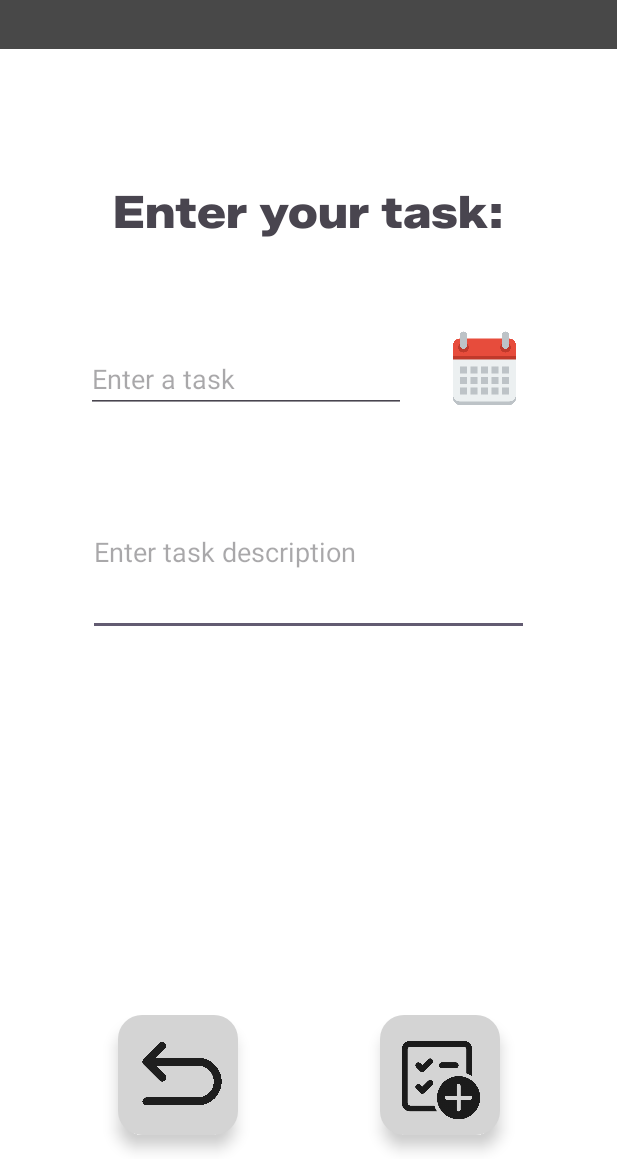
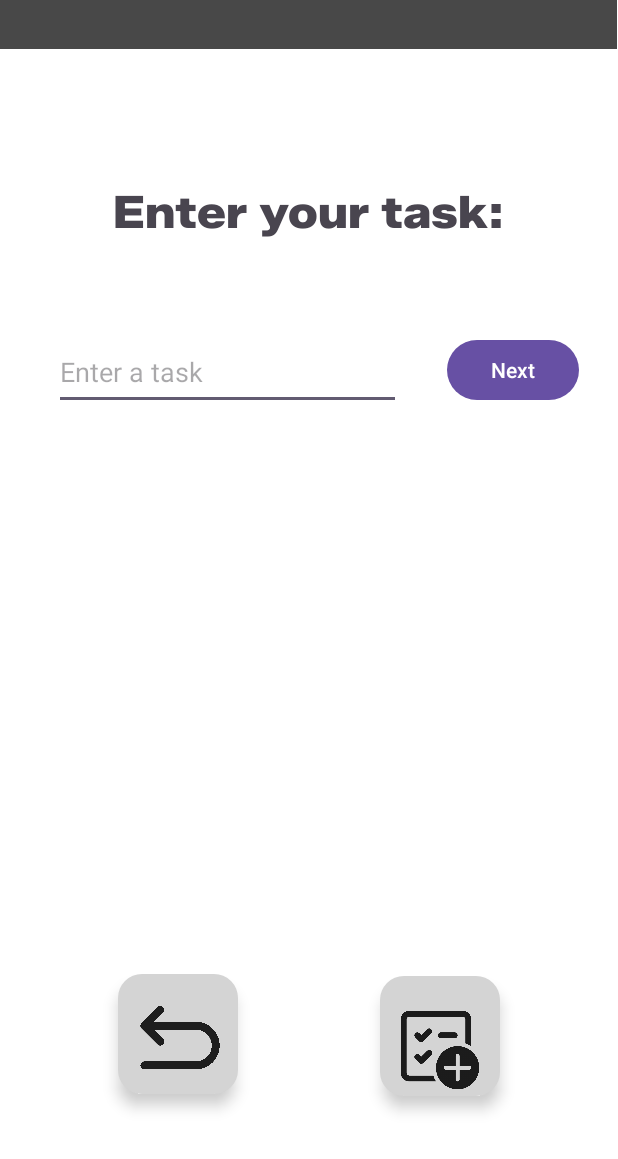
Before and after one commit to devlabsmobile98-ops/lab2_hitlist, an Android app: the NewTask screen opened directly, with no data from a screen before it, on a phone screen of 412 x 824 dp, the part 77-1236 px from its top. Run offline under Robolectric (Android 15) with nearby library versions, the phone set to English and light mode, and no system bars.

Commit message:
newTask page

```diff
--- a/app/src/main/java/com/example/hitlist/NewTask.kt
+++ b/app/src/main/java/com/example/hitlist/NewTask.kt
@@ -9,8 +9,12 @@ import androidx.core.view.WindowInsetsCompat
 import com.google.android.material.floatingactionbutton.FloatingActionButton
 import java.util.Calendar
 import android.app.DatePickerDialog
+import android.view.View
 import android.widget.ImageView
 import android.widget.TextView
+import android.widget.Button
+import android.widget.EditText
+import android.widget.Toast
 
 class NewTask : AppCompatActivity() {
     override fun onCreate(savedInstanceState: Bundle?) {
@@ -25,6 +29,11 @@ class NewTask : AppCompatActivity() {
 
         // Back Button to Homepage
         val fab3: FloatingActionButton = findViewById(R.id.fab3)
+        val calendarIcon: ImageView=findViewById(R.id.calendarIcon)
+        val buttonNext: Button=findViewById(R.id.buttonNext)
+        val dateShow: TextView=findViewById(R.id.dateShow)
+        val input_task: EditText=findViewById(R.id.input_task)
+        val description_box: EditText=findViewById(R.id.description_box)
 
         fab3.setOnClickListener {
             val intent = Intent(this, Homepage::class.java)
@@ -32,5 +41,37 @@ class NewTask : AppCompatActivity() {
             overridePendingTransition(R.anim.enter_left, R.anim.leave_right)
         }
 
+        buttonNext.setOnClickListener {
+            val task = input_task.text.toString()
+
+            if (task.isNotEmpty()) {
+                description_box.visibility = View.VISIBLE
+                description_box.requestFocus()
+                calendarIcon.visibility= View.VISIBLE
+            } else {
+                Toast.makeText(this, "Please enter a task first", Toast.LENGTH_SHORT).show()
+            }
+            calendarIcon.setOnClickListener {
+                val cal = Calendar.getInstance()
+                val year = cal.get(Calendar.YEAR)
+                val month = cal.get(Calendar.MONTH)
+                val day = cal.get(Calendar.DAY_OF_MONTH)
+
+
+                val datePicker = DatePickerDialog(
+                    this,
+                    { _, selectedYear, selectedMonth, selectedDay ->
+                        val date = "Date selected: $selectedDay/${selectedMonth + 1}/$selectedYear"
+                        dateShow.text = date
+                        dateShow.visibility = View.VISIBLE
+                    },
+                    year,
+                    month,
+                    day
+                )
+                datePicker.show()
+
+        }
+
     }
-        }
+        }}
--- a/app/src/main/res/layout/activity_new_task.xml
+++ b/app/src/main/res/layout/activity_new_task.xml
@@ -6,6 +6,7 @@
     android:layout_width="match_parent"
     android:layout_height="match_parent"
     android:background="@color/white"
+    android:visibility="visible"
     tools:context=".NewTask">
 
     <androidx.appcompat.widget.Toolbar
@@ -45,13 +46,13 @@
         android:id="@+id/fab_icon3"
         android:layout_width="53dp"
         android:layout_height="66dp"
-        android:layout_marginBottom="24dp"
+        android:layout_marginBottom="48dp"
         android:clickable="false"
         android:src="@drawable/back_button"
         android:translationZ="8dp"
         app:layout_constraintBottom_toBottomOf="parent"
         app:layout_constraintEnd_toEndOf="@+id/fab3"
-        app:layout_constraintHorizontal_bias="0.592"
+        app:layout_constraintHorizontal_bias="0.555"
         app:layout_constraintStart_toStartOf="@+id/fab3" />
 
     <com.google.android.material.floatingactionbutton.FloatingActionButton
@@ -60,25 +61,24 @@
         android:layout_height="80dp"
         android:layout_margin="16dp"
         android:layout_marginStart="72dp"
-        android:layout_marginBottom="16dp"
+        android:layout_marginBottom="52dp"
         app:backgroundTint="@color/fab"
         app:layout_constraintBottom_toBottomOf="parent"
         app:layout_constraintEnd_toStartOf="@id/fab4"
         app:layout_constraintStart_toStartOf="parent"
-        app:layout_constraintTop_toBottomOf="@+id/description_box"
-        app:layout_constraintVertical_bias="1.0" />
+        app:layout_constraintTop_toBottomOf="@+id/dateShow"
+        app:layout_constraintVertical_bias="0.834" />
 
     <ImageView
         android:id="@+id/fab_icon4"
         android:layout_width="52dp"
         android:layout_height="57dp"
-        android:layout_marginBottom="24dp"
+        android:layout_marginBottom="44dp"
         android:clickable="false"
         android:src="@drawable/add_task"
         android:translationZ="8dp"
         app:layout_constraintBottom_toBottomOf="parent"
         app:layout_constraintEnd_toEndOf="@+id/fab4"
-        app:layout_constraintHorizontal_bias="0.535"
         app:layout_constraintStart_toStartOf="@+id/fab4" />
 
     <com.google.android.material.floatingactionbutton.FloatingActionButton
@@ -86,64 +86,80 @@
         android:layout_width="87dp"
         android:layout_height="80dp"
         android:layout_margin="16dp"
-        android:layout_marginBottom="120dp"
+        android:layout_marginEnd="72dp"
+        android:layout_marginBottom="20dp"
         app:backgroundTint="@color/fab"
         app:layout_constraintBottom_toBottomOf="parent"
         app:layout_constraintEnd_toEndOf="parent"
         app:layout_constraintHorizontal_bias="0.515"
         app:layout_constraintStart_toEndOf="@+id/fab3"
         app:layout_constraintTop_toBottomOf="@+id/description_box"
-        app:layout_constraintVertical_bias="1.0" />
+        app:layout_constraintVertical_bias="0.9" />
 
     <EditText
         android:id="@+id/description_box"
-        android:layout_width="294dp"
-        android:layout_height="112dp"
+        android:layout_width="238dp"
+        android:layout_height="93dp"
+        android:layout_marginStart="36dp"
         android:ems="10"
         android:hint="@string/description_hint"
         android:inputType="textMultiLine"
+        android:visibility="invisible"
         app:layout_constraintBottom_toBottomOf="parent"
-        app:layout_constraintEnd_toEndOf="parent"
-        app:layout_constraintHorizontal_bias="0.495"
         app:layout_constraintStart_toStartOf="parent"
         app:layout_constraintTop_toBottomOf="@+id/textView3"
-        app:layout_constraintVertical_bias="0.303" />
+        app:layout_constraintVertical_bias="0.284" />
 
     <EditText
         android:id="@+id/input_task"
-        android:layout_width="wrap_content"
-        android:layout_height="wrap_content"
+        android:layout_width="231dp"
+        android:layout_height="50dp"
+        android:layout_marginStart="36dp"
         android:ems="10"
         android:hint="@string/hint"
         android:inputType="text"
         app:layout_constraintBottom_toTopOf="@+id/description_box"
-        app:layout_constraintEnd_toEndOf="parent"
-        app:layout_constraintHorizontal_bias="0.288"
         app:layout_constraintStart_toStartOf="parent"
         app:layout_constraintTop_toBottomOf="@+id/textView3"
-        app:layout_constraintVertical_bias="0.657" />
+        app:layout_constraintVertical_bias="0.649" />
 
     <ImageView
         android:id="@+id/calendarIcon"
-        android:layout_width="62dp"
-        android:layout_height="56dp"
-        app:layout_constraintBottom_toTopOf="@+id/description_box"
+        android:layout_width="75dp"
+        android:layout_height="71dp"
+        android:layout_marginEnd="28dp"
+        android:layout_marginBottom="320dp"
+        android:visibility="invisible"
+        app:layout_constraintBottom_toBottomOf="parent"
         app:layout_constraintEnd_toEndOf="parent"
-        app:layout_constraintHorizontal_bias="0.271"
-        app:layout_constraintStart_toEndOf="@+id/input_task"
-        app:layout_constraintTop_toBottomOf="@+id/textView3"
-        app:layout_constraintVertical_bias="0.608"
+        app:layout_constraintHorizontal_bias="0.964"
+        app:layout_constraintStart_toStartOf="parent"
+        app:layout_constraintTop_toBottomOf="@+id/toolbar"
+        app:layout_constraintVertical_bias="0.8"
         app:srcCompat="@drawable/calendar" />
 
     <TextView
-        android:id="@+id/textView4"
+        android:id="@+id/dateShow"
         android:layout_width="147dp"
         android:layout_height="51dp"
+        android:visibility="invisible"
         app:layout_constraintBottom_toTopOf="@+id/fab4"
         app:layout_constraintEnd_toEndOf="parent"
-        app:layout_constraintHorizontal_bias="0.219"
+        app:layout_constraintHorizontal_bias="0.136"
         app:layout_constraintStart_toStartOf="parent"
         app:layout_constraintTop_toBottomOf="@+id/description_box"
-        app:layout_constraintVertical_bias="0.384" />
+        app:layout_constraintVertical_bias="0.225" />
+
+    <Button
+        android:id="@+id/buttonNext"
+        android:layout_width="wrap_content"
+        android:layout_height="wrap_content"
+        android:text="@string/next_button"
+        app:layout_constraintBottom_toTopOf="@+id/description_box"
+        app:layout_constraintEnd_toEndOf="parent"
+        app:layout_constraintHorizontal_bias="0.919"
+        app:layout_constraintStart_toStartOf="parent"
+        app:layout_constraintTop_toBottomOf="@+id/textView3"
+        app:layout_constraintVertical_bias="0.632" />
 
 </androidx.constraintlayout.widget.ConstraintLayout>
--- a/app/src/main/res/values/strings.xml
+++ b/app/src/main/res/values/strings.xml
@@ -5,4 +5,5 @@
     <string name="homepage">What\'s left to do?</string>
     <string name="newTask">"Enter your task:</string>
     <string name="description_hint">Enter task description</string>
+    <string name="next_button">Next</string>
 </resources>
```
